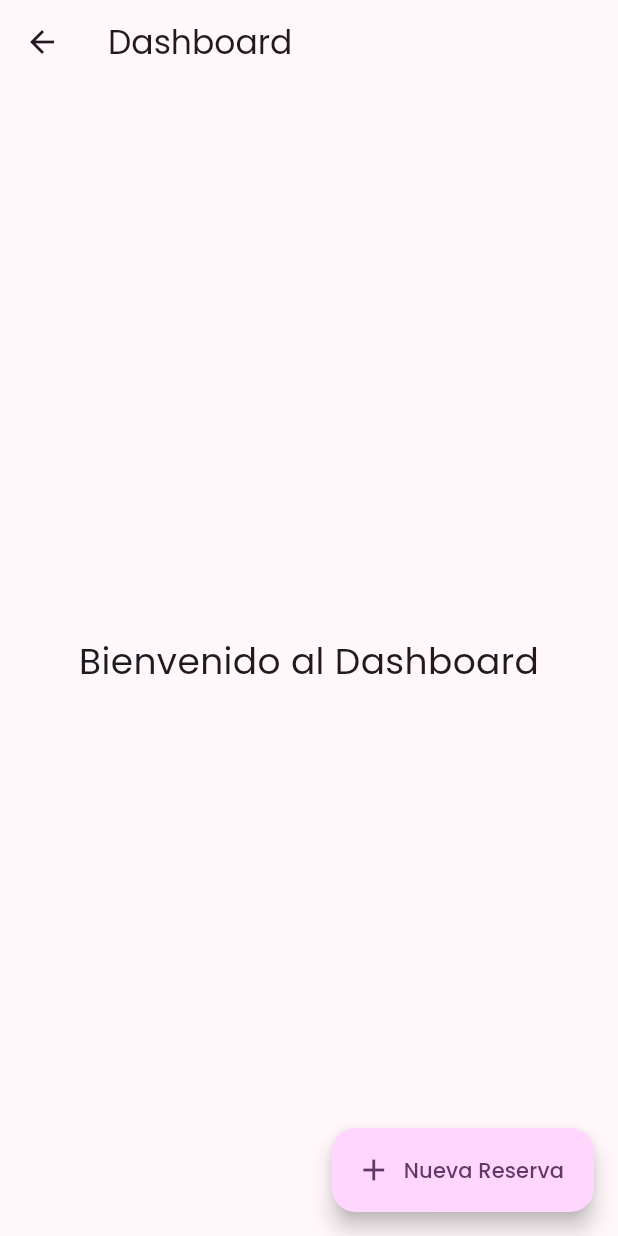
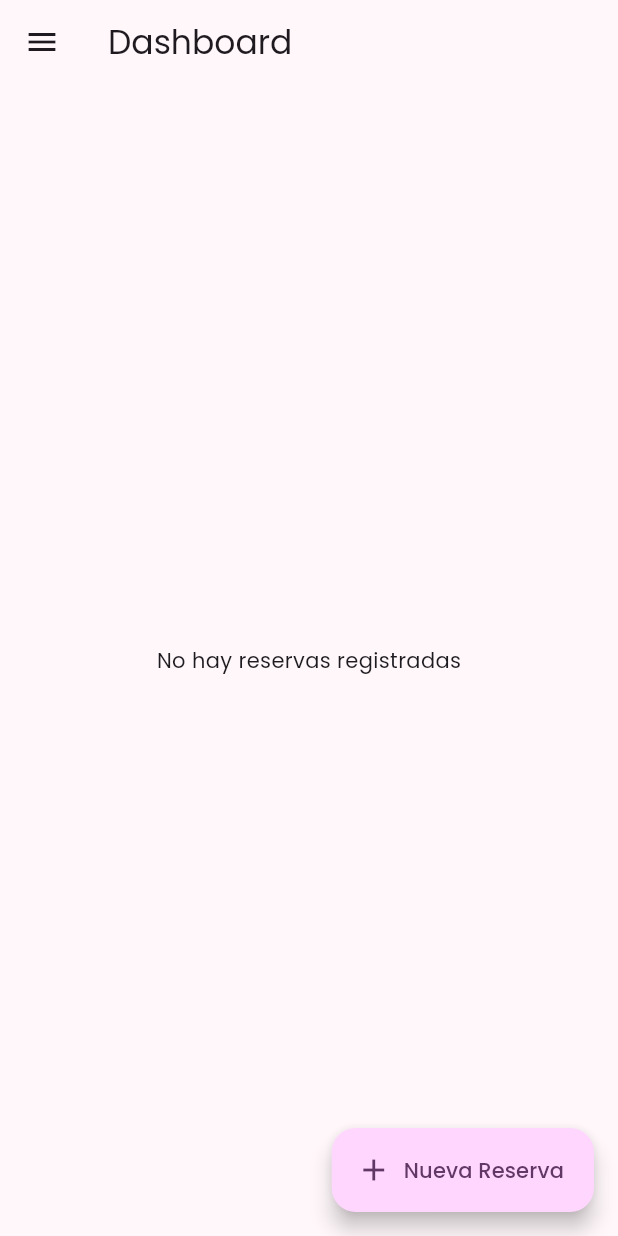
Before and after one commit to mica1470/Sistema-Eventos, a Flutter app: the DashboardPantalla screen opened by its route, on a phone screen of 412 x 824 dp. Run offline on Flutter 3.47's test engine with Material 3 defaults, Android fonts, the light colour scheme and no system bars; our stand-ins replace cloud_firestore, firebase_auth, firebase_core, google_fonts; accounts and stored records are empty.

Commit message:
Menu creado

```diff
--- a/eventos_infantiles_web/lib/pantallas/dashboard_pantalla.dart
+++ b/eventos_infantiles_web/lib/pantallas/dashboard_pantalla.dart
@@ -1,3 +1,4 @@
+import 'package:cloud_firestore/cloud_firestore.dart';
 import 'package:flutter/material.dart';
 
 class DashboardPantalla extends StatelessWidget {
@@ -9,11 +10,121 @@ class DashboardPantalla extends StatelessWidget {
       appBar: AppBar(
         title: const Text('Dashboard'),
       ),
-      body: const Center(
-        child: Text(
-          'Bienvenido al Dashboard',
-          style: TextStyle(fontSize: 24),
+      drawer: Drawer(
+        child: ListView(
+          padding: EdgeInsets.zero,
+          children: [
+            const DrawerHeader(
+              decoration: BoxDecoration(color: Colors.purple),
+              child: Text('Menú',
+                  style: TextStyle(color: Colors.white, fontSize: 24)),
+            ),
+            ListTile(
+              leading: const Icon(Icons.event_note),
+              title: const Text('Reservas'),
+              onTap: () {
+                Navigator.pop(context);
+                // Ya estás en reservas (dashboard), si querés puedes recargar o algo.
+              },
+            ),
+            ListTile(
+              leading: const Icon(Icons.settings),
+              title: const Text('Configuración'),
+              onTap: () {
+                Navigator.pop(context);
+                Navigator.pushNamed(
+                    context, '/configuracion'); // Define esta ruta
+              },
+            ),
+            ListTile(
+              leading: const Icon(Icons.inventory),
+              title: const Text('Stock'),
+              onTap: () {
+                Navigator.pop(context);
+                Navigator.pushNamed(context, '/stock'); // Define esta ruta
+              },
+            ),
+          ],
         ),
+      ),
+      body: LayoutBuilder(
+        builder: (context, constraints) {
+          int crossAxisCount = 1;
+          double childAspectRatio = 3 / 2;
+
+          if (constraints.maxWidth >= 900) {
+            crossAxisCount = 3;
+            childAspectRatio = 4 / 3;
+          } else if (constraints.maxWidth >= 600) {
+            crossAxisCount = 2;
+            childAspectRatio = 3 / 2;
+          }
+
+          return StreamBuilder<QuerySnapshot>(
+            stream: FirebaseFirestore.instance
+                .collection('reservas')
+                .orderBy('fecha')
+                .snapshots(),
+            builder: (context, snapshot) {
+              if (snapshot.hasError) {
+                return Center(child: Text('Error: ${snapshot.error}'));
+              }
+              if (snapshot.connectionState == ConnectionState.waiting) {
+                return const Center(child: CircularProgressIndicator());
+              }
+              final reservas = snapshot.data!.docs;
+              if (reservas.isEmpty) {
+                return const Center(child: Text('No hay reservas registradas'));
+              }
+              return Padding(
+                padding: const EdgeInsets.all(12),
+                child: GridView.builder(
+                  gridDelegate: SliverGridDelegateWithFixedCrossAxisCount(
+                    crossAxisCount: crossAxisCount,
+                    crossAxisSpacing: 12,
+                    mainAxisSpacing: 12,
+                    childAspectRatio: childAspectRatio,
+                  ),
+                  itemCount: reservas.length,
+                  itemBuilder: (context, index) {
+                    final reserva =
+                        reservas[index].data()! as Map<String, dynamic>;
+
+                    final fechaStr = reserva['fecha'] ?? '';
+                    DateTime fecha =
+                        DateTime.tryParse(fechaStr) ?? DateTime.now();
+
+                    return Card(
+                      elevation: 4,
+                      shape: RoundedRectangleBorder(
+                          borderRadius: BorderRadius.circular(16)),
+                      child: Padding(
+                        padding: const EdgeInsets.all(16),
+                        child: Column(
+                          crossAxisAlignment: CrossAxisAlignment.start,
+                          children: [
+                            Text('Cliente: ${reserva['cliente'] ?? ''}',
+                                style: const TextStyle(
+                                    fontWeight: FontWeight.bold)),
+                            const SizedBox(height: 8),
+                            Text(
+                                'Fecha: ${fecha.day}/${fecha.month}/${fecha.year}'),
+                            Text(
+                                'Hora inicio: ${fecha.hour.toString().padLeft(2, '0')}:${fecha.minute.toString().padLeft(2, '0')}'),
+                            Text('Hora fin: ${reserva['horaFin'] ?? ''}'),
+                            const SizedBox(height: 8),
+                            Text('Combo: ${reserva['combo'] ?? ''}'),
+                            Text('Estado pago: ${reserva['estadoPago'] ?? ''}'),
+                          ],
+                        ),
+                      ),
+                    );
+                  },
+                ),
+              );
+            },
+          );
+        },
       ),
       floatingActionButton: FloatingActionButton.extended(
         onPressed: () {
```
Also changed, not shown: 2 other files.
